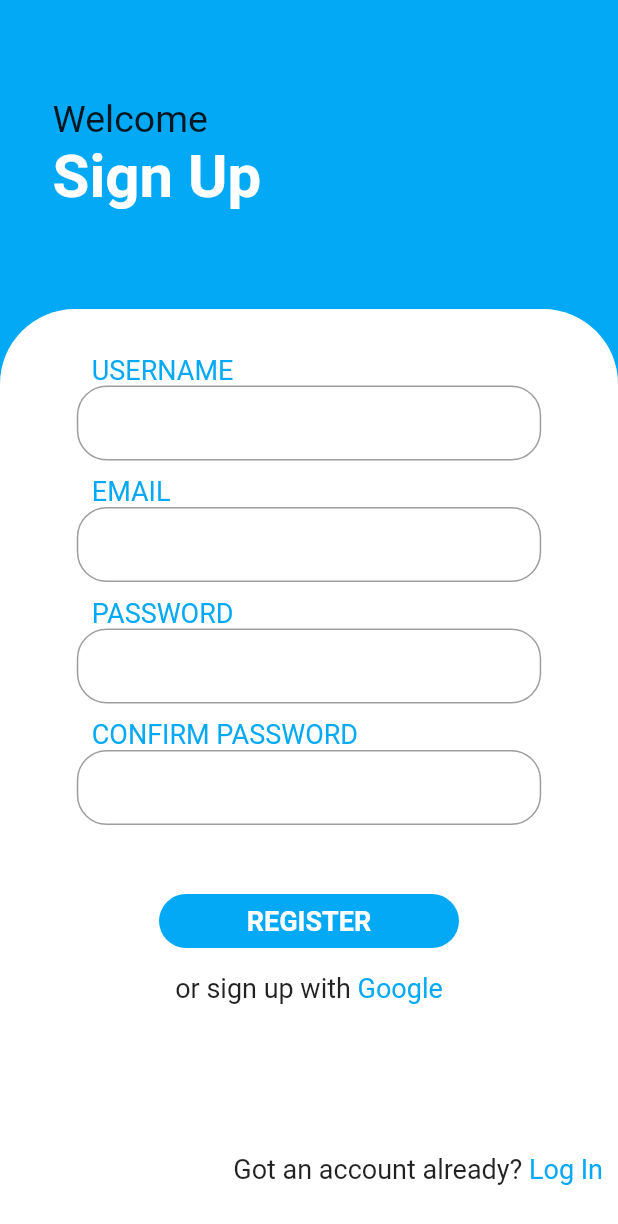
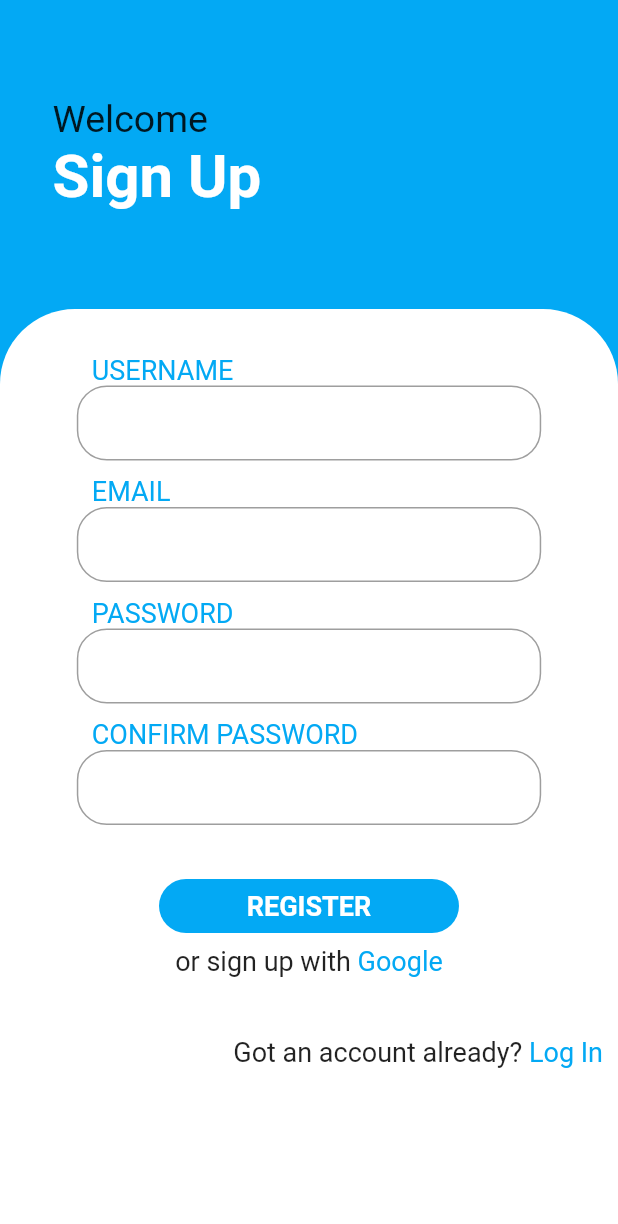
Before and after one commit to triggac4/youth-counsel, a Flutter app: the screen it shows after launch, on a phone screen of 412 x 824 dp. Shown: the top 1224 px of the screen. Run offline on Flutter 3.47's test engine with Material 2 defaults, Android fonts, the phone set to English and light mode, and no system bars.

Commit message:
adjusted various sized box heights, reduced size btw google signin and login, general refactor

```diff
--- a/lib/screens/SignUpScreen/signUpWidgets/signUpTextFields.dart
+++ b/lib/screens/SignUpScreen/signUpWidgets/signUpTextFields.dart
@@ -102,7 +102,7 @@ class _SignUpTextFieldsState extends State<SignUpTextFields> with validator {
                 mainPassword: _password,
               ),
               SizedBox(
-                height: 30,
+                height: 20,
               ),
               Container(
                 width: 200,
@@ -119,7 +119,7 @@ class _SignUpTextFieldsState extends State<SignUpTextFields> with validator {
                 ),
               ),
               SizedBox(
-                height: 10,
+                height: 2,
               ),
               Text.rich(TextSpan(children: <TextSpan>[
                 TextSpan(
@@ -130,7 +130,7 @@ class _SignUpTextFieldsState extends State<SignUpTextFields> with validator {
                         .copyWith(color: Theme.of(context).primaryColor))
               ])),
               SizedBox(
-                height: 100,
+                height: 40,
               ),
               Row(
                 mainAxisAlignment: MainAxisAlignment.end,
```
